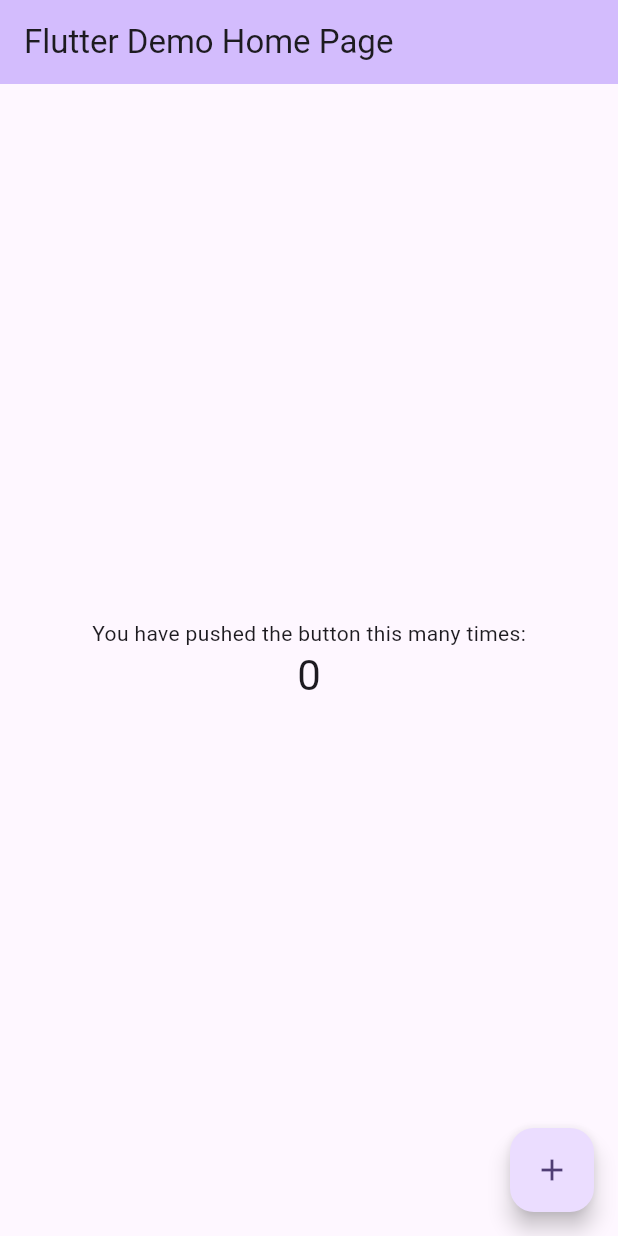
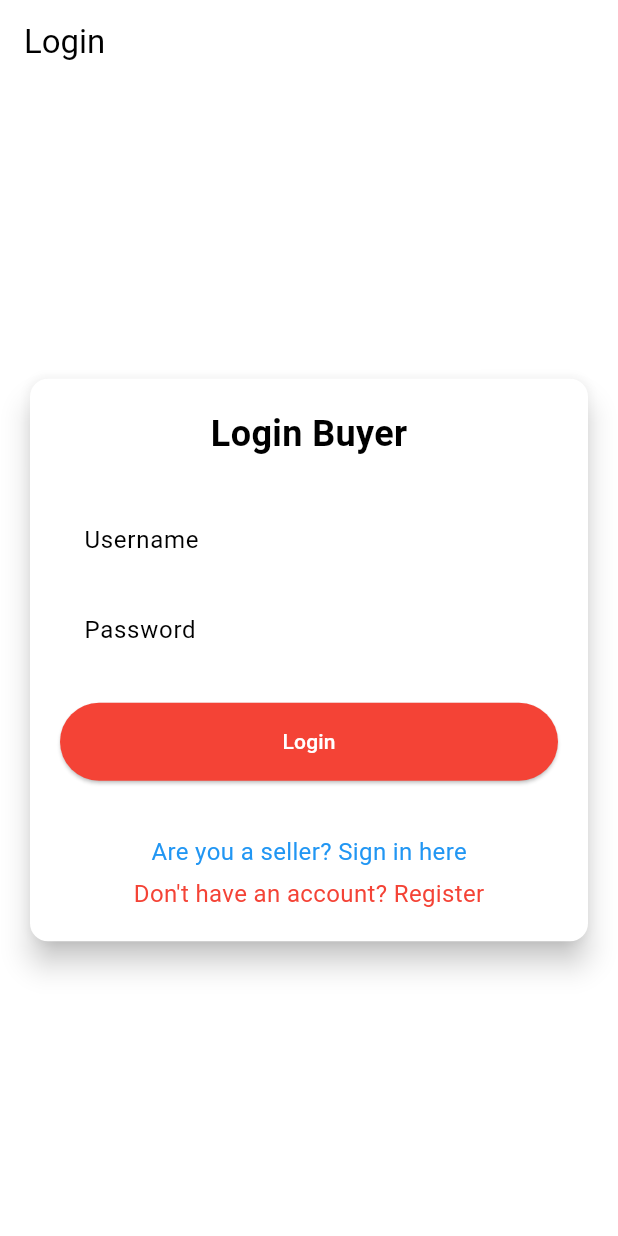
Before and after one commit to B11-PBP-2024/oleh-bali-mobile, a Flutter app: the screen it shows after launch, on a phone screen of 412 x 824 dp. Run offline on Flutter 3.47's test engine with Material 3 defaults, Android fonts, the light colour scheme and no system bars; missing offline and left inert: pbp_django_auth.

Commit message:
Add login feature for buyer and seller

```diff
--- a/lib/main.dart
+++ b/lib/main.dart
@@ -1,4 +1,8 @@
 import 'package:flutter/material.dart';
+import 'package:oleh_bali_mobile/screens/login_buyer.dart';
+import 'package:oleh_bali_mobile/screens/menu.dart';
+import 'package:pbp_django_auth/pbp_django_auth.dart';
+import 'package:provider/provider.dart';
 
 void main() {
   runApp(const MyApp());
@@ -10,116 +14,21 @@
   // This widget is the root of your application.
   @override
   Widget build(BuildContext context) {
-    return MaterialApp(
-      title: 'Flutter Demo',
-      theme: ThemeData(
-        // This is the theme of your application.
-        //
-        // TRY THIS: Try running your application with "flutter run". You'll see
-        // the application has a purple toolbar. Then, without quitting the app,
-        // try changing the seedColor in the colorScheme below to Colors.green
-        // and then invoke "hot reload" (save your changes or press the "hot
-        // reload" button in a Flutter-supported IDE, or press "r" if you used
-        // the command line to start the app).
-        //
-        // Notice that the counter didn't reset back to zero; the application
-        // state is not lost during the reload. To reset the state, use hot
-        // restart instead.
-        //
-        // This works for code too, not just values: Most code changes can be
-        // tested with just a hot reload.
-        colorScheme: ColorScheme.fromSeed(seedColor: Colors.deepPurple),
-        useMaterial3: true,
-      ),
-      home: const MyHomePage(title: 'Flutter Demo Home Page'),
-    );
+    return Provider(
+      create: (_) {
+        CookieRequest request = CookieRequest();
+        return request;
+      },
+      child: MaterialApp(
+          title: 'Flutter Demo',
+          theme: ThemeData(
+            colorScheme: ColorScheme.fromSwatch(
+                  primarySwatch: Colors.red,
+            ).copyWith(secondary: Colors.red[400]),
+            useMaterial3: true,
+          ),
+          home: LoginBuyer(),
+        )
+      );
   }
 }
-
-class MyHomePage extends StatefulWidget {
-  const MyHomePage({super.key, required this.title});
-
-  // This widget is the home page of your application. It is stateful, meaning
-  // that it has a State object (defined below) that contains fields that affect
-  // how it looks.
-
-  // This class is the configuration for the state. It holds the values (in this
-  // case the title) provided by the parent (in this case the App widget) and
-  // used by the build method of the State. Fields in a Widget subclass are
-  // always marked "final".
-
-  final String title;
-
-  @override
-  State<MyHomePage> createState() => _MyHomePageState();
-}
-
-class _MyHomePageState extends State<MyHomePage> {
-  int _counter = 0;
-
-  void _incrementCounter() {
-    setState(() {
-      // This call to setState tells the Flutter framework that something has
-      // changed in this State, which causes it to rerun the build method below
-      // so that the display can reflect the updated values. If we changed
-      // _counter without calling setState(), then the build method would not be
-      // called again, and so nothing would appear to happen.
-      _counter++;
-    });
-  }
-
-  @override
-  Widget build(BuildContext context) {
-    // This method is rerun every time setState is called, for instance as done
-    // by the _incrementCounter method above.
-    //
-    // The Flutter framework has been optimized to make rerunning build methods
-    // fast, so that you can just rebuild anything that needs updating rather
-    // than having to individually change instances of widgets.
-    return Scaffold(
-      appBar: AppBar(
-        // TRY THIS: Try changing the color here to a specific color (to
-        // Colors.amber, perhaps?) and trigger a hot reload to see the AppBar
-        // change color while the other colors stay the same.
-        backgroundColor: Theme.of(context).colorScheme.inversePrimary,
-        // Here we take the value from the MyHomePage object that was created by
-        // the App.build method, and use it to set our appbar title.
-        title: Text(widget.title),
-      ),
-      body: Center(
-        // Center is a layout widget. It takes a single child and positions it
-        // in the middle of the parent.
-        child: Column(
-          // Column is also a layout widget. It takes a list of children and
-          // arranges them vertically. By default, it sizes itself to fit its
-          // children horizontally, and tries to be as tall as its parent.
-          //
-          // Column has various properties to control how it sizes itself and
-          // how it positions its children. Here we use mainAxisAlignment to
-          // center the children vertically; the main axis here is the vertical
-          // axis because Columns are vertical (the cross axis would be
-          // horizontal).
-          //
-          // TRY THIS: Invoke "debug painting" (choose the "Toggle Debug Paint"
-          // action in the IDE, or press "p" in the console), to see the
-          // wireframe for each widget.
-          mainAxisAlignment: MainAxisAlignment.center,
-          children: <Widget>[
-            const Text(
-              'You have pushed the button this many times:',
-            ),
-            Text(
-              '$_counter',
-              style: Theme.of(context).textTheme.headlineMedium,
-            ),
-          ],
-        ),
-      ),
-      floatingActionButton: FloatingActionButton(
-        onPressed: _incrementCounter,
-        tooltip: 'Increment',
-        child: const Icon(Icons.add),
-      ), // This trailing comma makes auto-formatting nicer for build methods.
-    );
-  }
-}
--- /dev/null
+++ b/lib/screens/login_buyer.dart
@@ -0,0 +1,199 @@
+import 'package:oleh_bali_mobile/screens/login_seller.dart';
+import 'package:oleh_bali_mobile/screens/menu.dart';
+import 'package:flutter/material.dart';
+import 'package:pbp_django_auth/pbp_django_auth.dart';
+import 'package:provider/provider.dart';
+// TODO: Import halaman RegisterPage jika sudah dibuat
+
+void main() {
+  runApp(const LoginApp());
+}
+
+class LoginApp extends StatelessWidget {
+  const LoginApp({super.key});
+
+  @override
+  Widget build(BuildContext context) {
+    return MaterialApp(
+      title: 'Login',
+      theme: ThemeData(
+        useMaterial3: true,
+        colorScheme: ColorScheme.fromSwatch(
+          primarySwatch: Colors.red,
+        ).copyWith(secondary: Colors.red[400]),
+      ),
+      home: const LoginBuyer(),
+    );
+  }
+}
+
+class LoginBuyer extends StatefulWidget {
+  const LoginBuyer({super.key});
+
+  @override
+  State<LoginBuyer> createState() => _LoginBuyerState();
+}
+
+class _LoginBuyerState extends State<LoginBuyer> {
+  final TextEditingController _usernameController = TextEditingController();
+  final TextEditingController _passwordController = TextEditingController();
+
+  @override
+  Widget build(BuildContext context) {
+    final request = context.watch<CookieRequest>();
+
+    return Scaffold(
+      appBar: AppBar(
+        title: const Text('Login'),
+      ),
+      body: Center(
+        child: SingleChildScrollView(
+          padding: const EdgeInsets.all(16.0),
+          child: Card(
+            elevation: 8,
+            shape: RoundedRectangleBorder(
+              borderRadius: BorderRadius.circular(12.0),
+            ),
+            child: Padding(
+              padding: const EdgeInsets.all(20.0),
+              child: Column(
+                mainAxisSize: MainAxisSize.min,
+                children: [
+                  const Text(
+                    'Login Buyer',
+                    style: TextStyle(
+                      fontSize: 24.0,
+                      fontWeight: FontWeight.bold,
+                    ),
+                  ),
+                  const SizedBox(height: 30.0),
+                  TextField(
+                    controller: _usernameController,
+                    decoration: const InputDecoration(
+                      labelText: 'Username',
+                      hintText: 'Enter your username',
+                      border: OutlineInputBorder(
+                        borderRadius: BorderRadius.all(Radius.circular(12.0)),
+                      ),
+                      contentPadding:
+                          EdgeInsets.symmetric(horizontal: 12.0, vertical: 8.0),
+                    ),
+                  ),
+                  const SizedBox(height: 12.0),
+                  TextField(
+                    controller: _passwordController,
+                    decoration: const InputDecoration(
+                      labelText: 'Password',
+                      hintText: 'Enter your password',
+                      border: OutlineInputBorder(
+                        borderRadius: BorderRadius.all(Radius.circular(12.0)),
+                      ),
+                      contentPadding:
+                          EdgeInsets.symmetric(horizontal: 12.0, vertical: 8.0),
+                    ),
+                    obscureText: true,
+                  ),
+                  const SizedBox(height: 24.0),
+                  ElevatedButton(
+                    onPressed: () async {
+                      String username = _usernameController.text;
+                      String password = _passwordController.text;
+
+                      // Cek kredensial
+                      // TODO: Ganti URL dan jangan lupa tambahkan trailing slash (/) di akhir URL!
+                      // Untuk menyambungkan Android emulator dengan Django pada localhost,
+                      // gunakan URL http://10.0.2.2/
+                      final response = await request
+                          .login("http://localhost:8000/auth/login/buyer", {
+                        'username': username,
+                        'password': password,
+                      });
+
+                      if (request.loggedIn) {
+                        String message = response['message'];
+                        String uname = response['username'];
+                        if (context.mounted) {
+                          Navigator.pushReplacement(
+                            context,
+                            MaterialPageRoute(
+                                builder: (context) => const MyHomePage(title: "Login")),
+                          );
+                          ScaffoldMessenger.of(context)
+                            ..hideCurrentSnackBar()
+                            ..showSnackBar(
+                              SnackBar(
+                                  content:
+                                      Text("$message Selamat datang, $uname.")),
+                            );
+                        }
+                      } else {
+                        if (context.mounted) {
+                          showDialog(
+                            context: context,
+                            builder: (context) => AlertDialog(
+                              title: const Text('Login Gagal'),
+                              content: Text(response['message']),
+                              actions: [
+                                TextButton(
+                                  child: const Text('OK'),
+                                  onPressed: () {
+                                    Navigator.pop(context);
+                                  },
+                                ),
+                              ],
+                            ),
+                          );
+                        }
+                      }
+                    },
+                    style: ElevatedButton.styleFrom(
+                      foregroundColor: Colors.white,
+                      minimumSize: Size(double.infinity, 50),
+                      backgroundColor: Theme.of(context).colorScheme.primary,
+                      padding: const EdgeInsets.symmetric(vertical: 16.0),
+                    ),
+                    child: const Text('Login'),
+                  ),
+                  const SizedBox(height: 36.0),
+                  GestureDetector(
+                    onTap: () {
+                      Navigator.push(
+                        context,
+                        MaterialPageRoute(
+                            builder: (context) => LoginSeller()),
+                      );
+                    },
+                    child: Text(
+                      'Are you a seller? Sign in here',
+                      style: TextStyle(
+                        color: Colors.blue,
+                        fontSize: 16.0,
+                      ),
+                    ),
+                  ),
+                  const SizedBox(height: 5.0),
+                  GestureDetector(
+                    onTap: () {
+                      Navigator.push(
+                        context,
+                        MaterialPageRoute(
+                            builder: (context) => const MyHomePage(title:"test")),
+                      );
+                    },
+                    child: Text(
+                      'Don\'t have an account? Register',
+                      style: TextStyle(
+                        color: Theme.of(context).colorScheme.primary,
+                        fontSize: 16.0,
+                      ),
+                    ),
+                  ),
+                ],
+              ),
+            ),
+          ),
+        ),
+      ),
+    );
+  }
+}
--- a/pubspec.yaml
+++ b/pubspec.yaml
@@ -35,6 +35,8 @@ dependencies:
   # The following adds the Cupertino Icons font to your application.
   # Use with the CupertinoIcons class for iOS style icons.
   cupertino_icons: ^1.0.8
+  provider: ^6.1.2
+  pbp_django_auth: ^0.4.0
 
 dev_dependencies:
   flutter_test:
```
Also changed, not shown: lib/screens/login_seller.dart (added, +198 -0 lines), lib/screens/menu.dart (added, +89 -0 lines), pubspec.lock, 7 other files.
